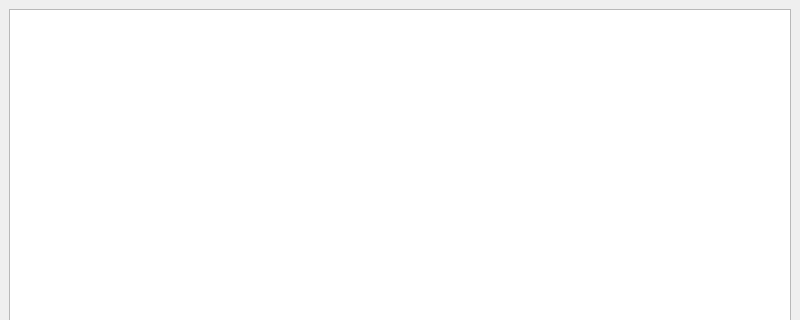
Old version of the form main.ui in the repository TheMerret/Coffee; both pictures show x 0 to 800 and y 0 to 320 of the 800 by 600 pixel window.
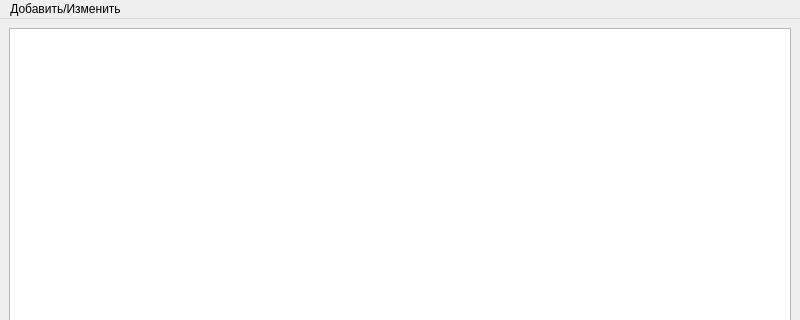
New version of the form.

What changed in the file:
```diff
--- a/main.ui
+++ b/main.ui
@@ -24,6 +24,28 @@
     </item>
    </layout>
   </widget>
+  <widget class="QMenuBar" name="menuBar">
+   <property name="geometry">
+    <rect>
+     <x>0</x>
+     <y>0</y>
+     <width>800</width>
+     <height>26</height>
+    </rect>
+   </property>
+   <widget class="QMenu" name="menu">
+    <property name="title">
+     <string>Добавить/Изменить</string>
+    </property>
+    <addaction name="actionAddEdit"/>
+   </widget>
+   <addaction name="menu"/>
+  </widget>
+  <action name="actionAddEdit">
+   <property name="text">
+    <string>Добавить/Изменить</string>
+   </property>
+  </action>
  </widget>
  <resources/>
  <connections/>
```
